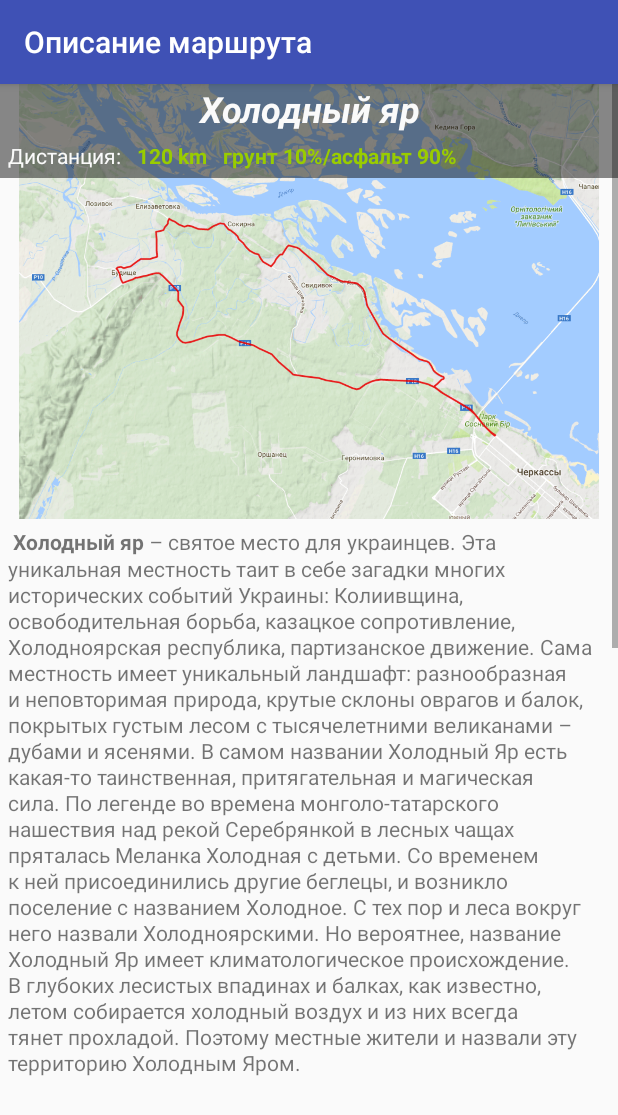
After one commit to NikPikhmanets/VeloRoute, an Android app: the RouteActivity screen opened directly, with no data from a screen before it, on a phone screen of 412 x 824 dp. The commit adds this screen. Shown: the top 1115 px of the screen. Run offline under Robolectric (Android 15) with nearby library versions, the phone set to English and light mode, and no system bars.

Commit message:
add example route description

```diff
--- a/app/src/main/AndroidManifest.xml
+++ b/app/src/main/AndroidManifest.xml
@@ -8,7 +8,7 @@
          location permissions for the 'MyLocation' functionality.
     -->
     <uses-permission android:name="android.permission.ACCESS_FINE_LOCATION" />
-    <uses-permission android:name="android.permission.ACCESS_COARSE_LOCATION"/>
+    <uses-permission android:name="android.permission.ACCESS_COARSE_LOCATION" />
     <uses-permission android:name="android.permission.WRITE_EXTERNAL_STORAGE" />
 
     <application
@@ -22,14 +22,14 @@
             android:theme="@style/SplashTheme">
             <intent-filter>
                 <action android:name="android.intent.action.MAIN" />
+
                 <category android:name="android.intent.category.LAUNCHER" />
             </intent-filter>
         </activity>
         <activity
             android:name=".activity.MainActivity"
             android:label="@string/app_name"
-            android:theme="@style/AppTheme.NoActionBar">
-        </activity>
+            android:theme="@style/AppTheme.NoActionBar"></activity>
         <!--
              The API key for Google Maps-based APIs is defined as a string resource.
              (See the file "res/values/google_maps_api.xml").
@@ -41,12 +41,11 @@
         <meta-data
             android:name="com.google.android.geo.API_KEY"
             android:value="@string/google_maps_key" />
-
         <meta-data
             android:name="io.fabric.ApiKey"
-            android:value="6151dc554ac719a59396c04813a7e8f21b008fc2"
-            />
+            android:value="6151dc554ac719a59396c04813a7e8f21b008fc2" />
 
+        <activity android:name=".activity.RouteActivity"></activity>
     </application>
 
 </manifest>
--- /dev/null
+++ b/app/src/main/java/com/nikpikhmanets/veloroute/activity/RouteActivity.java
@@ -0,0 +1,16 @@
+package com.nikpikhmanets.veloroute.activity;
+
+import android.os.Bundle;
+import android.support.v7.app.AppCompatActivity;
+
+import com.nikpikhmanets.veloroute.R;
+
+public class RouteActivity extends AppCompatActivity {
+
+    @Override
+    protected void onCreate(Bundle savedInstanceState) {
+        super.onCreate(savedInstanceState);
+        setContentView(R.layout.activity_route);
+        setTitle("Описание маршрута");
+    }
+}
--- a/app/src/main/java/com/nikpikhmanets/veloroute/fragments/MainFragment.java
+++ b/app/src/main/java/com/nikpikhmanets/veloroute/fragments/MainFragment.java
@@ -1,6 +1,7 @@
 package com.nikpikhmanets.veloroute.fragments;
 
 
+import android.content.Intent;
 import android.os.Bundle;
 import android.support.annotation.Nullable;
 import android.support.v4.app.Fragment;
@@ -20,6 +21,7 @@ import com.google.firebase.database.DatabaseReference;
 import com.google.firebase.database.FirebaseDatabase;
 import com.google.firebase.database.ValueEventListener;
 import com.nikpikhmanets.veloroute.R;
+import com.nikpikhmanets.veloroute.activity.RouteActivity;
 import com.nikpikhmanets.veloroute.adapters.OnRecyclerItemClickListener;
 import com.nikpikhmanets.veloroute.adapters.RouteDataAdapter;
 import com.nikpikhmanets.veloroute.models.Route;
@@ -50,10 +52,12 @@ public class MainFragment extends Fragment {
         adapter.setOnItemClickListener(new OnRecyclerItemClickListener() {
             @Override
             public void onItemClick(Route route) {
-                getActivity().getSupportFragmentManager()
-                        .beginTransaction()
-                        .replace(R.id.content_main, new RouteFragment())
-                        .commit();
+//                getActivity().getSupportFragmentManager()
+//                        .beginTransaction()
+//                        .replace(R.id.content_main, new RouteFragment())
+//                        .commit();
+                Intent intent = new Intent(getContext(), RouteActivity.class);
+                startActivity(intent);
             }
         });
 
--- /dev/null
+++ b/app/src/main/res/layout/activity_route.xml
@@ -0,0 +1,103 @@
+<?xml version="1.0" encoding="utf-8"?>
+<RelativeLayout xmlns:android="http://schemas.android.com/apk/res/android"
+    xmlns:tools="http://schemas.android.com/tools"
+    android:id="@+id/activity_route"
+    android:layout_width="match_parent"
+    android:layout_height="match_parent"
+    tools:context="com.nikpikhmanets.veloroute.activity.RouteActivity">
+
+    <ScrollView
+        android:layout_width="match_parent"
+        android:layout_height="wrap_content">
+
+        <LinearLayout
+            android:layout_width="match_parent"
+            android:layout_height="wrap_content"
+            android:orientation="vertical">
+
+            <ImageView
+                android:id="@+id/imageRoute"
+                android:layout_width="match_parent"
+                android:layout_height="290dp"
+                android:src="@drawable/image_route_budische" />
+
+            <TextView
+                android:layout_width="match_parent"
+                android:layout_height="match_parent"
+                android:layout_below="@+id/imageRoute"
+                android:layout_margin="5dp"
+                android:lineSpacingMultiplier="1.1"
+                android:text="@string/XY" />
+
+            <ImageView
+                android:layout_width="match_parent"
+                android:layout_height="wrap_content"
+                android:src="@drawable/hol2"/>
+
+            <TextView
+                android:layout_width="match_parent"
+                android:layout_height="match_parent"
+                android:layout_below="@+id/imageRoute"
+                android:layout_margin="5dp"
+                android:lineSpacingMultiplier="1.1"
+                android:text="@string/XY" />
+
+        </LinearLayout>
+
+    </ScrollView>
+
+    <RelativeLayout
+        android:layout_width="match_parent"
+        android:layout_height="wrap_content"
+        android:background="#7000">
+
+        <TextView
+            android:id="@+id/nameRouteLabel"
+            android:layout_width="match_parent"
+            android:layout_height="wrap_content"
+            android:gravity="center_vertical"
+            android:text="Холодный яр"
+            android:textAlignment="center"
+            android:textColor="@color/white"
+            android:textSize="24sp"
+            android:textStyle="bold|italic" />
+
+        <TextView
+            android:id="@+id/distanceRouteLabel"
+            android:layout_width="wrap_content"
+            android:layout_height="wrap_content"
+            android:layout_below="@+id/nameRouteLabel"
+            android:layout_margin="5dp"
+            android:text="Дистанция:"
+            android:textColor="@color/white" />
+
+        <TextView
+            android:id="@+id/distance"
+            android:layout_width="wrap_content"
+            android:layout_height="wrap_content"
+            android:layout_below="@+id/nameRouteLabel"
+            android:layout_margin="5dp"
+            android:layout_toEndOf="@+id/distanceRouteLabel"
+            android:text="120 km"
+            android:textColor="@android:color/holo_green_light"
+            android:textStyle="bold" />
+
+
+        <TextView
+            android:id="@+id/roadRoute"
+            android:layout_width="wrap_content"
+            android:layout_height="wrap_content"
+            android:layout_gravity="end"
+            android:layout_marginLeft="5dp"
+            android:layout_marginRight="5dp"
+            android:text="грунт 10%/асфальт 90%"
+            android:textColor="@android:color/holo_green_light"
+            android:textStyle="bold"
+            android:layout_alignBaseline="@+id/distance"
+            android:layout_alignBottom="@+id/distance"
+            android:layout_toEndOf="@+id/distance" />
+
+    </RelativeLayout>
+
+
+</RelativeLayout>
--- a/app/src/main/res/values/strings.xml
+++ b/app/src/main/res/values/strings.xml
@@ -9,6 +9,8 @@
 
     <!-- TODO: Remove or change this placeholder text -->
     <string name="name_route"> Name Route</string>
+
+    <string name="XY"> <b>Холодный яр</b> – святое место для украинцев. Эта уникальная местность таит в себе загадки многих исторических событий Украины: Колиивщина, освободительная борьба, казацкое сопротивление, Холодноярская республика, партизанское движение. Сама местность имеет уникальный ландшафт: разнообразная и неповторимая природа, крутые склоны оврагов и балок, покрытых густым лесом с тысячелетними великанами – дубами и ясенями. В самом названии "Холодный Яр" есть какая-то таинственная, притягательная и магическая сила. По легенде во времена монголо-татарского нашествия над рекой Серебрянкой в лесных чащах пряталась Меланка Холодная с детьми. Со временем к ней присоединились другие беглецы, и возникло поселение с названием Холодное. С тех пор и леса вокруг него назвали Холодноярскими. Но вероятнее, название "Холодный Яр" имеет климатологическое происхождение. В глубоких лесистых впадинах и балках, как известно, летом собирается холодный воздух и из них всегда тянет прохладой. Поэтому местные жители и назвали эту территорию Холодным Яром.</string>
 
     <string-array name="entries">
         <item>English</item>
```
Also changed, not shown: app/src/main/res/drawable/hol2.jpg (added), 1 other file.
